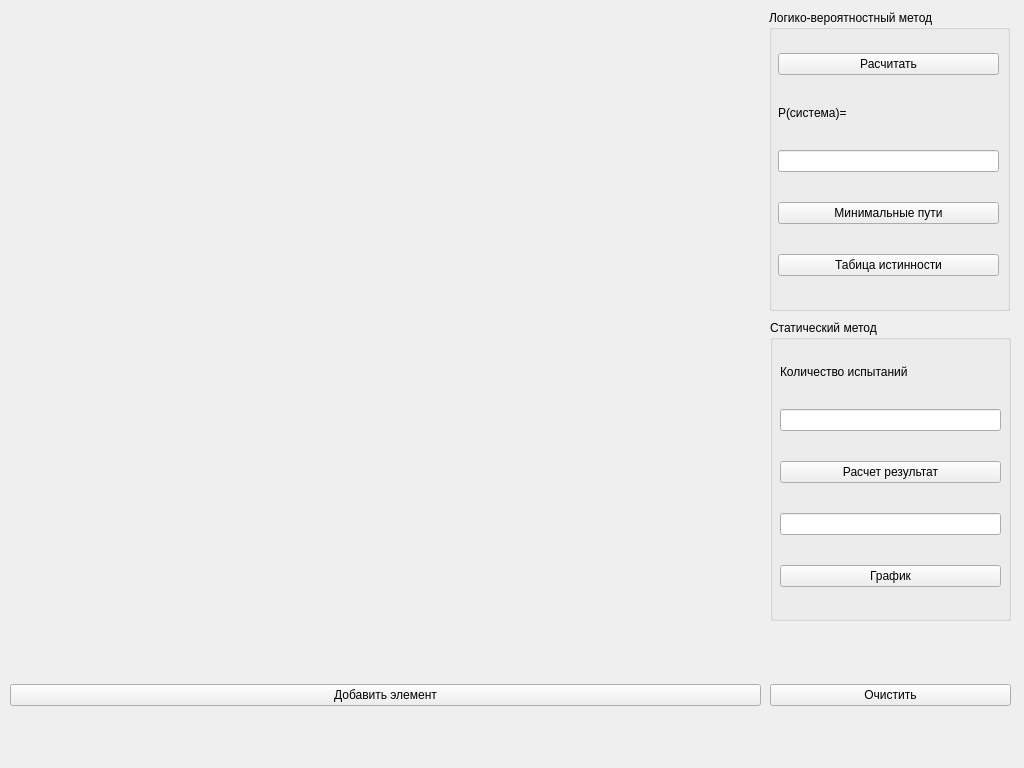
This is main_window.ui in arsenty01/www as Qt 5 draws it before an edit. The edited form follows.
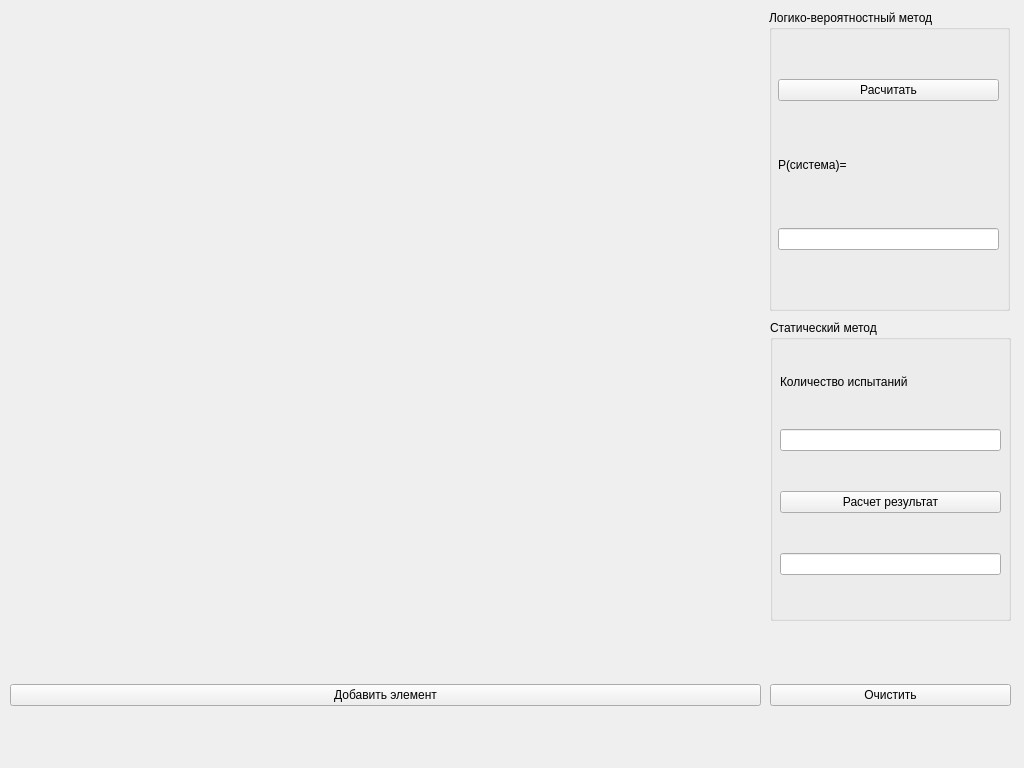
This is the edited form.

```diff
--- a/main_window.ui
+++ b/main_window.ui
@@ -89,20 +89,6 @@
       <item>
        <widget class="QLineEdit" name="lineEdit"/>
       </item>
-      <item>
-       <widget class="QPushButton" name="min_routes">
-        <property name="text">
-         <string>Минимальные пути</string>
-        </property>
-       </widget>
-      </item>
-      <item>
-       <widget class="QPushButton" name="true_table">
-        <property name="text">
-         <string>Табица истинности</string>
-        </property>
-       </widget>
-      </item>
      </layout>
     </widget>
    </widget>
@@ -154,13 +140,6 @@
       <item>
        <widget class="QLineEdit" name="lineEdit_3"/>
       </item>
-      <item>
-       <widget class="QPushButton" name="pushButton_2">
-        <property name="text">
-         <string>График</string>
-        </property>
-       </widget>
-      </item>
      </layout>
     </widget>
    </widget>
```
